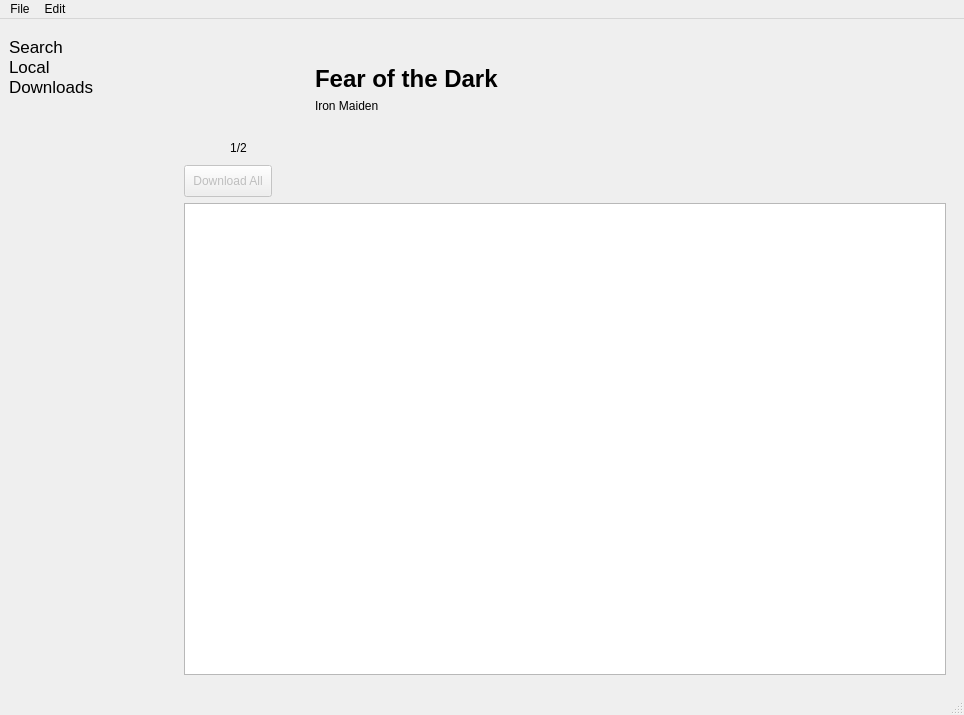
Qt form res/ui/mainwindow.ui (Docheinstein/music-dragon) before a commit.
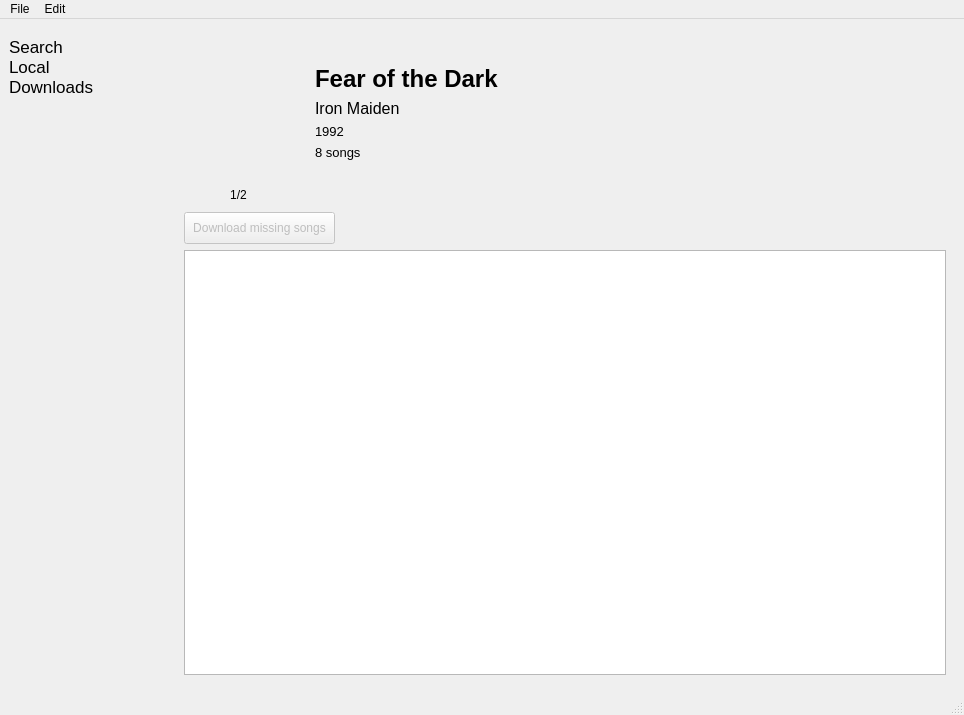
The same form after that commit. The open tabs and pages were chosen to show the change. Icons and pictures are not drawn. Custom widgets are drawn as their Qt base class.

Commit message: Improve flexibility of WorkerScheduler: custom sorting between workers with the same priority of the same class; improve get_closest_match for yt artist/album

What changed in the file:
```diff
--- a/res/ui/mainwindow.ui
+++ b/res/ui/mainwindow.ui
@@ -301,6 +301,9 @@
                   <height>160</height>
                  </size>
                 </property>
+                <property name="styleSheet">
+                 <string notr="true"/>
+                </property>
                 <property name="text">
                  <string/>
                 </property>
@@ -428,6 +431,11 @@
                   <verstretch>2</verstretch>
                  </sizepolicy>
                 </property>
+                <property name="font">
+                 <font>
+                  <pointsize>12</pointsize>
+                 </font>
+                </property>
                 <property name="text">
                  <string>Iron Maiden</string>
                 </property>
@@ -436,6 +444,30 @@
                 </property>
                </widget>
               </item>
+              <item>
+               <widget class="QLabel" name="albumYear">
+                <property name="font">
+                 <font>
+                  <pointsize>10</pointsize>
+                 </font>
+                </property>
+                <property name="text">
+                 <string>1992</string>
+                </property>
+               </widget>
+              </item>
+              <item>
+               <widget class="QLabel" name="albumSongCount">
+                <property name="font">
+                 <font>
+                  <pointsize>10</pointsize>
+                 </font>
+                </property>
+                <property name="text">
+                 <string>8 songs</string>
+                </property>
+               </widget>
+              </item>
               <item>
                <widget class="QWidget" name="widget" native="true">
                 <property name="minimumSize">
@@ -483,7 +515,7 @@
                <string notr="true">padding: 8px</string>
               </property>
               <property name="text">
-               <string>Download All</string>
+               <string>Download missing songs</string>
               </property>
               <property name="icon">
                <iconset>
@@ -500,26 +532,29 @@
               </property>
              </widget>
             </item>
+            <item>
+             <spacer name="horizontalSpacer_2">
+              <property name="orientation">
+               <enum>Qt::Horizontal</enum>
+              </property>
+              <property name="sizeHint" stdset="0">
+               <size>
+                <width>40</width>
+                <height>20</height>
+               </size>
+              </property>
+             </spacer>
+            </item>
             <item>
              <widget class="QLabel" name="albumDownloadStatus">
               <property name="text">
                <string/>
               </property>
+              <property name="alignment">
+               <set>Qt::AlignRight|Qt::AlignTrailing|Qt::AlignVCenter</set>
+              </property>
              </widget>
             </item>
-            <item>
-             <spacer name="horizontalSpacer_2">
-              <property name="orientation">
-               <enum>Qt::Horizontal</enum>
-              </property>
-              <property name="sizeHint" stdset="0">
-               <size>
-                <width>40</width>
-                <height>20</height>
-               </size>
-              </property>
-             </spacer>
-            </item>
            </layout>
           </item>
           <item>
```
The commit also changes 9 other files.
